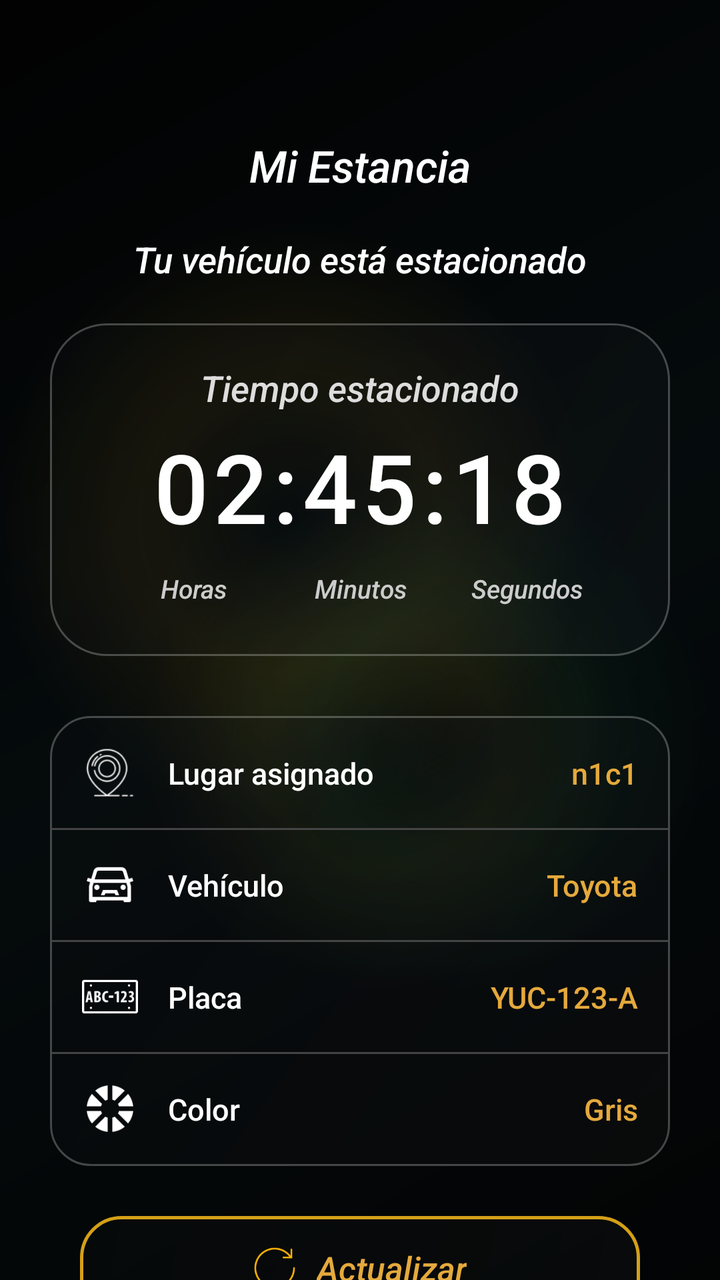
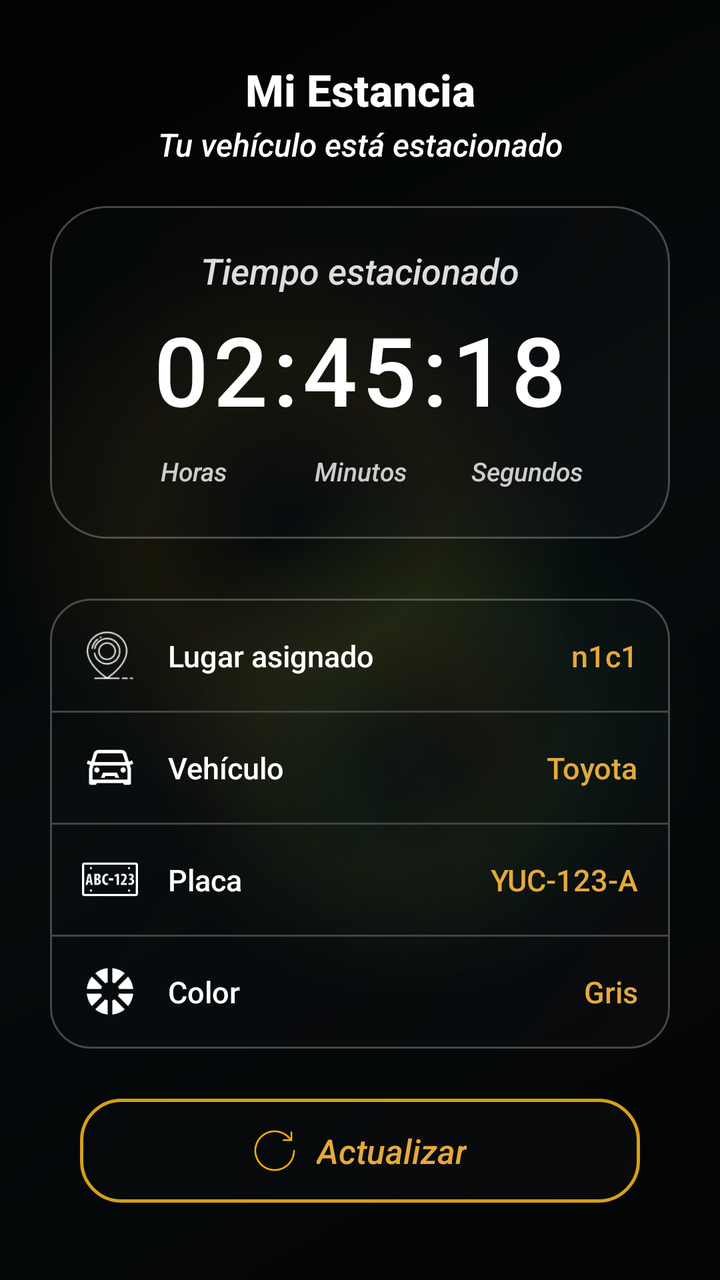

Before-and-after screenshots of an Android layout around one commit, followed by the original layout XML and the change that was made.
<!-- AndroidManifest.xml: application theme Theme.AppKaaxPark -->
<!-- res/layout/activity_estancia_vehiculo.xml -->
<?xml version="1.0" encoding="utf-8"?>
<androidx.constraintlayout.widget.ConstraintLayout
    xmlns:android="http://schemas.android.com/apk/res/android"
    xmlns:app="http://schemas.android.com/apk/res-auto"
    xmlns:tools="http://schemas.android.com/tools"
    android:layout_width="match_parent"
    android:layout_height="match_parent"
    tools:context=".Cliente.EstanciaVehiculo"
    android:background="@drawable/bg_screen_glass">

    <TextView
        android:id="@+id/txtTitulo"
        android:layout_width="wrap_content"
        android:layout_height="wrap_content"
        android:layout_marginTop="68dp"
        android:text="Mi Estancia"
        android:textColor="#FFFFFF"
        android:textSize="22sp"
        android:textStyle="italic"
        app:layout_constraintEnd_toEndOf="parent"
        app:layout_constraintStart_toStartOf="parent"
        app:layout_constraintTop_toTopOf="parent" />

    <TextView
        android:id="@+id/txtSubtitulo"
        android:layout_width="0dp"
        android:layout_height="wrap_content"
        android:layout_marginStart="32dp"
        android:layout_marginTop="20dp"
        android:layout_marginEnd="32dp"
        android:text="Tu vehículo está estacionado"
        android:textColor="#FFFFFF"
        android:textSize="18sp"
        android:textStyle="italic"
        android:gravity="center"
        app:layout_constraintEnd_toEndOf="parent"
        app:layout_constraintStart_toStartOf="parent"
        app:layout_constraintTop_toBottomOf="@id/txtTitulo" />

    <LinearLayout
        android:id="@+id/containerCronometro"
        android:layout_width="match_parent"
        android:layout_height="wrap_content"
        android:layout_marginStart="25dp"
        android:layout_marginTop="20dp"
        android:layout_marginEnd="25dp"
        android:background="@drawable/bg_timer_estancia"
        android:gravity="center_horizontal"
        android:orientation="vertical"
        android:paddingTop="20dp"
        android:paddingBottom="25dp"
        app:layout_constraintTop_toBottomOf="@id/txtSubtitulo">

        <TextView
            android:layout_width="wrap_content"
            android:layout_height="wrap_content"
            android:text="Tiempo estacionado"
            android:textColor="#DDDDDD"
            android:textStyle="italic"
            android:textSize="18sp" />

        <TextView
            android:id="@+id/txtTiempoMarcador"
            android:layout_width="wrap_content"
            android:layout_height="wrap_content"
            android:layout_marginTop="5dp"
            android:text="02:45:18"
            android:textColor="#FFFFFF"
            android:textSize="48sp"
            android:letterSpacing="0.05" />

        <LinearLayout
            android:layout_width="match_parent"
            android:layout_height="wrap_content"
            android:layout_marginTop="10dp"
            android:layout_marginStart="30dp"
            android:layout_marginEnd="30dp"
            android:orientation="horizontal">

            <TextView
                android:layout_width="0dp"
                android:layout_height="wrap_content"
                android:layout_weight="1"
                android:gravity="center"
                android:text="Horas"
                android:textStyle="italic"
                android:textColor="#CCCCCC"
                android:textSize="13sp" />

            <TextView
                android:layout_width="0dp"
                android:layout_height="wrap_content"
                android:layout_weight="1"
                android:gravity="center"
                android:text="Minutos"
                android:textStyle="italic"
                android:textColor="#CCCCCC"
                android:textSize="13sp" />

            <TextView
                android:layout_width="0dp"
                android:layout_height="wrap_content"
                android:layout_weight="1"
                android:gravity="center"
                android:text="Segundos"
                android:textStyle="italic"
                android:textColor="#CCCCCC"
                android:textSize="13sp" />
        </LinearLayout>
    </LinearLayout>

    <LinearLayout
        android:id="@+id/containerDetalleVehiculo"
        android:layout_width="match_parent"
        android:layout_height="wrap_content"
        android:layout_marginStart="25dp"
        android:layout_marginTop="30dp"
        android:layout_marginEnd="25dp"
        android:background="@drawable/border_detalle_estancia"
        android:orientation="vertical"
        android:padding="1dp"
        app:layout_constraintTop_toBottomOf="@id/containerCronometro">

        <RelativeLayout
            android:layout_width="match_parent"
            android:layout_height="55dp"
            android:paddingHorizontal="15dp"
            android:gravity="center_vertical">
            <ImageView
                android:id="@+id/icRowLugar"
                android:layout_width="28dp"
                android:layout_height="28dp"
                android:layout_centerVertical="true"
                android:src="@drawable/icon_lugar" />
            <TextView
                android:layout_width="wrap_content"
                android:layout_height="wrap_content"
                android:layout_toEndOf="@id/icRowLugar"
                android:layout_marginStart="15dp"
                android:layout_centerVertical="true"
                android:text="Lugar asignado"
                android:textColor="#FFFFFF"
                android:textSize="15sp" />
            <TextView
                android:id="@+id/txtDetalleLugar"
                android:layout_width="wrap_content"
                android:layout_height="wrap_content"
                android:layout_alignParentEnd="true"
                android:layout_centerVertical="true"
                android:text="n1c1"
                android:textColor="#E5A93C"
                android:textSize="15sp" />
        </RelativeLayout>

        <View android:layout_width="match_parent" android:layout_height="1dp" android:background="#444444" />

        <RelativeLayout
            android:layout_width="match_parent"
            android:layout_height="55dp"
            android:paddingHorizontal="15dp"
            android:gravity="center_vertical">
            <ImageView
                android:id="@+id/icRowVehiculo"
                android:layout_width="28dp"
                android:layout_height="28dp"
                android:layout_centerVertical="true"
                android:src="@drawable/icon_vehiculo" />
            <TextView
                android:layout_width="wrap_content"
                android:layout_height="wrap_content"
                android:layout_toEndOf="@id/icRowVehiculo"
                android:layout_marginStart="15dp"
                android:layout_centerVertical="true"
                android:text="Vehículo"
                android:textColor="#FFFFFF"
                android:textSize="15sp" />
            <TextView
                android:id="@+id/txtDetalleMarca"
                android:layout_width="wrap_content"
                android:layout_height="wrap_content"
                android:layout_alignParentEnd="true"
                android:layout_centerVertical="true"
                android:text="Toyota"
                android:textColor="#E5A93C"
                android:textSize="15sp" />
        </RelativeLayout>

        <View android:layout_width="match_parent" android:layout_height="1dp" android:background="#444444" />

        <RelativeLayout
            android:layout_width="match_parent"
            android:layout_height="55dp"
            android:paddingHorizontal="15dp"
            android:gravity="center_vertical">
            <ImageView
                android:id="@+id/ic稳Placa"
                android:layout_width="28dp"
                android:layout_height="28dp"
                android:layout_centerVertical="true"
                android:src="@drawable/icon_placa" />
            <TextView
                android:layout_width="wrap_content"
                android:layout_height="wrap_content"
                android:layout_toEndOf="@id/ic稳Placa"
                android:layout_marginStart="15dp"
                android:layout_centerVertical="true"
                android:text="Placa"
                android:textColor="#FFFFFF"
                android:textSize="15sp" />
            <TextView
                android:id="@+id/txtDetallePlaca"
                android:layout_width="wrap_content"
                android:layout_height="wrap_content"
                android:layout_alignParentEnd="true"
                android:layout_centerVertical="true"
                android:text="YUC-123-A"
                android:textColor="#E5A93C"
                android:textSize="15sp" />
        </RelativeLayout>

        <View android:layout_width="match_parent" android:layout_height="1dp" android:background="#444444" />

        <RelativeLayout
            android:layout_width="match_parent"
            android:layout_height="55dp"
            android:paddingHorizontal="15dp"
            android:gravity="center_vertical">
            <ImageView
                android:id="@+id/icRowColor"
                android:layout_width="28dp"
                android:layout_height="28dp"
                android:layout_centerVertical="true"
                android:src="@drawable/icon_color" />
            <TextView
                android:layout_width="wrap_content"
                android:layout_height="wrap_content"
                android:layout_toEndOf="@id/icRowColor"
                android:layout_marginStart="15dp"
                android:layout_centerVertical="true"
                android:text="Color"
                android:textColor="#FFFFFF"
                android:textSize="15sp" />
            <TextView
                android:id="@+id/txtDetalleColor"
                android:layout_width="wrap_content"
                android:layout_height="wrap_content"
                android:layout_alignParentEnd="true"
                android:layout_centerVertical="true"
                android:text="Gris"
                android:textColor="#E5A93C"
                android:textSize="15sp" />
        </RelativeLayout>
    </LinearLayout>

    <LinearLayout
        android:id="@+id/btnActualizar"
        android:layout_width="match_parent"
        android:layout_height="52dp"
        android:layout_marginStart="40dp"
        android:layout_marginTop="25dp"
        android:layout_marginEnd="40dp"
        android:background="@drawable/border_boton_actualizar"
        android:orientation="horizontal"
        android:gravity="center"
        android:clickable="true"
        android:focusable="true"
        app:layout_constraintTop_toBottomOf="@id/containerDetalleVehiculo">

        <ImageView
            android:layout_width="22dp"
            android:layout_height="22dp"
            android:layout_marginEnd="10dp"
            android:src="@drawable/icon_actualizar" />

        <TextView
            android:layout_width="wrap_content"
            android:layout_height="wrap_content"
            android:text="Actualizar"
            android:textStyle="italic"
            android:textColor="#E5A93C"
            android:textSize="17sp" />
    </LinearLayout>

</androidx.constraintlayout.widget.ConstraintLayout>
<!-- resources referenced by this layout -->
<resources>
  <!-- drawable bg_timer_estancia (drawable) -->
  <?xml version="1.0" encoding="utf-8"?>
  <shape xmlns:android="http://schemas.android.com/apk/res/android">
      <gradient
          android:angle="135"
          android:startColor="#3A1C2024"
          android:centerColor="#28171B1F"
          android:endColor="#20101214" />
      <stroke
          android:width="1dp"
          android:color="@color/glass_border" />
      <corners android:radius="28dp" />
  </shape>
  <!-- drawable border_boton_actualizar (drawable) -->
  <?xml version="1.0" encoding="utf-8"?>
  <shape xmlns:android="http://schemas.android.com/apk/res/android"
      android:shape="rectangle">
      <gradient
          android:angle="135"
          android:startColor="#33191D21"
          android:centerColor="#26171B1F"
          android:endColor="#20101214" />
      <stroke
          android:width="1.5dp"
          android:color="@color/gold_primary" />
      <corners android:radius="20dp" />
  </shape>
  <!-- drawable border_detalle_estancia (drawable) -->
  <?xml version="1.0" encoding="utf-8"?>
  <shape xmlns:android="http://schemas.android.com/apk/res/android">
      <gradient
          android:angle="135"
          android:startColor="#33191D21"
          android:centerColor="#26171B1F"
          android:endColor="#20101214" />
      <stroke
          android:width="1dp"
          android:color="@color/glass_border" />
      <corners android:radius="20dp" />
  </shape>
  <style name="Theme.AppKaaxPark" parent="Base.Theme.AppKaaxPark" />
  <color name="glass_scrim">#66000000</color>
  <color name="glass_border">#40FFFFFF</color>
  <color name="gold_primary">#D4A017</color>
  <style name="Base.Theme.AppKaaxPark" parent="Theme.Material3.DayNight.NoActionBar">
          <item name="colorPrimary">@color/gold_primary</item>
          <item name="colorOnPrimary">@color/black</item>
          <item name="colorSecondary">@color/gold_secondary</item>
          <item name="colorOnSecondary">@color/black</item>
          <item name="colorTertiary">@color/gold_light</item>
          <item name="colorSurface">@color/glass_surface</item>
          <item name="colorOnSurface">@color/white</item>
          <item name="colorSurfaceVariant">@color/glass_surface_soft</item>
          <item name="colorOutline">@color/glass_border</item>
          <item name="android:textViewStyle">@style/Widget.AppKaaxPark.TextView</item>
          <item name="android:editTextStyle">@style/Widget.AppKaaxPark.EditText</item>
          <item name="android:buttonStyle">@style/Widget.AppKaaxPark.Button</item>
          <item name="android:statusBarColor">@android:color/transparent</item>
          <item name="android:navigationBarColor">@android:color/transparent</item>
          <item name="android:windowBackground">@drawable/bg_screen_glass</item>
          <item name="android:windowLightStatusBar">false</item>
          <item name="android:windowLightNavigationBar">false</item>
      </style>
  <color name="black">#FF000000</color>
  <color name="gold_secondary">#E5A93C</color>
  <color name="gold_light">#F0C24B</color>
  <color name="glass_surface">#33191D21</color>
  <color name="white">#FFFFFFFF</color>
  <color name="glass_surface_soft">#22191D21</color>
  <style name="Widget.AppKaaxPark.TextView" parent="@android:style/Widget.TextView">
          <item name="android:fontFamily">sans-serif-medium</item>
      </style>
  <style name="Widget.AppKaaxPark.EditText" parent="@android:style/Widget.EditText">
          <item name="android:fontFamily">sans-serif-medium</item>
      </style>
  <style name="Widget.AppKaaxPark.Button" parent="@android:style/Widget.Button">
          <item name="android:fontFamily">sans-serif-medium</item>
          <item name="android:letterSpacing">0.02</item>
      </style>
  <!-- unchanged entries left out for length: 6 -->
</resources>

<!-- the commit's change to res/layout/activity_estancia_vehiculo.xml (unified diff, before → after) -->
@@ -12,11 +12,11 @@
         android:id="@+id/txtTitulo"
         android:layout_width="wrap_content"
         android:layout_height="wrap_content"
-        android:layout_marginTop="68dp"
+        android:layout_marginTop="30dp"
         android:text="Mi Estancia"
         android:textColor="#FFFFFF"
         android:textSize="22sp"
-        android:textStyle="italic"
+        android:textStyle="bold"
         app:layout_constraintEnd_toEndOf="parent"
         app:layout_constraintStart_toStartOf="parent"
         app:layout_constraintTop_toTopOf="parent" />
@@ -26,13 +26,13 @@
         android:layout_width="0dp"
         android:layout_height="wrap_content"
         android:layout_marginStart="32dp"
-        android:layout_marginTop="20dp"
+        android:layout_marginTop="2dp"
         android:layout_marginEnd="32dp"
+        android:gravity="center"
         android:text="Tu vehículo está estacionado"
         android:textColor="#FFFFFF"
-        android:textSize="18sp"
+        android:textSize="16sp"
         android:textStyle="italic"
-        android:gravity="center"
         app:layout_constraintEnd_toEndOf="parent"
         app:layout_constraintStart_toStartOf="parent"
         app:layout_constraintTop_toBottomOf="@id/txtTitulo" />
